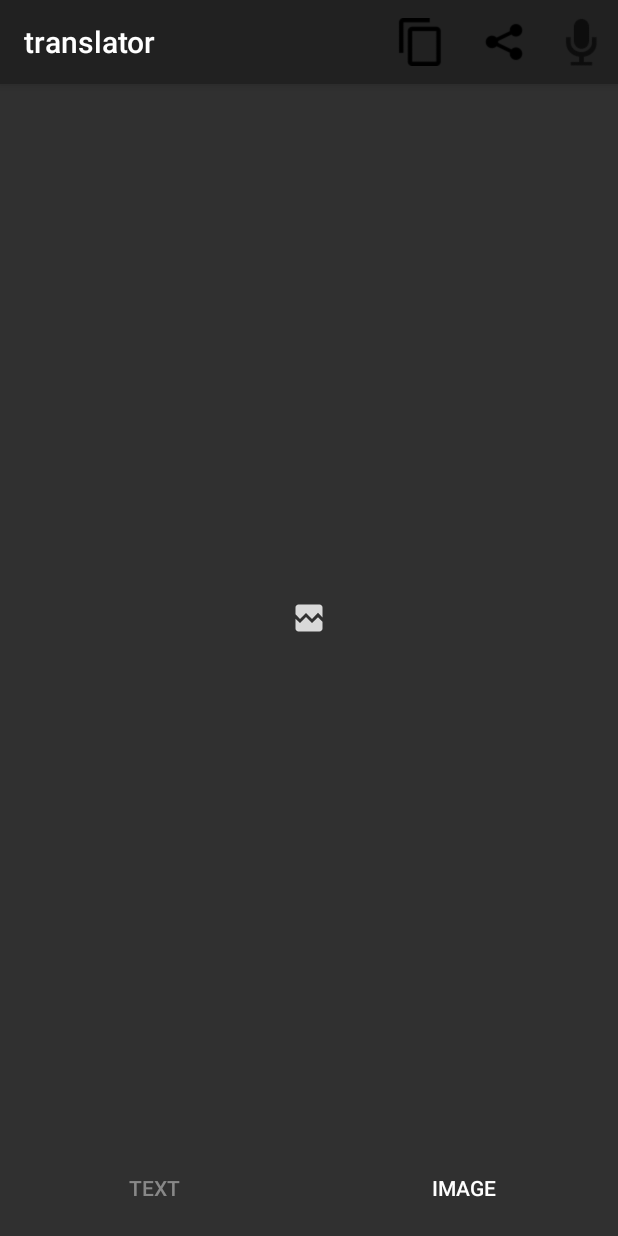
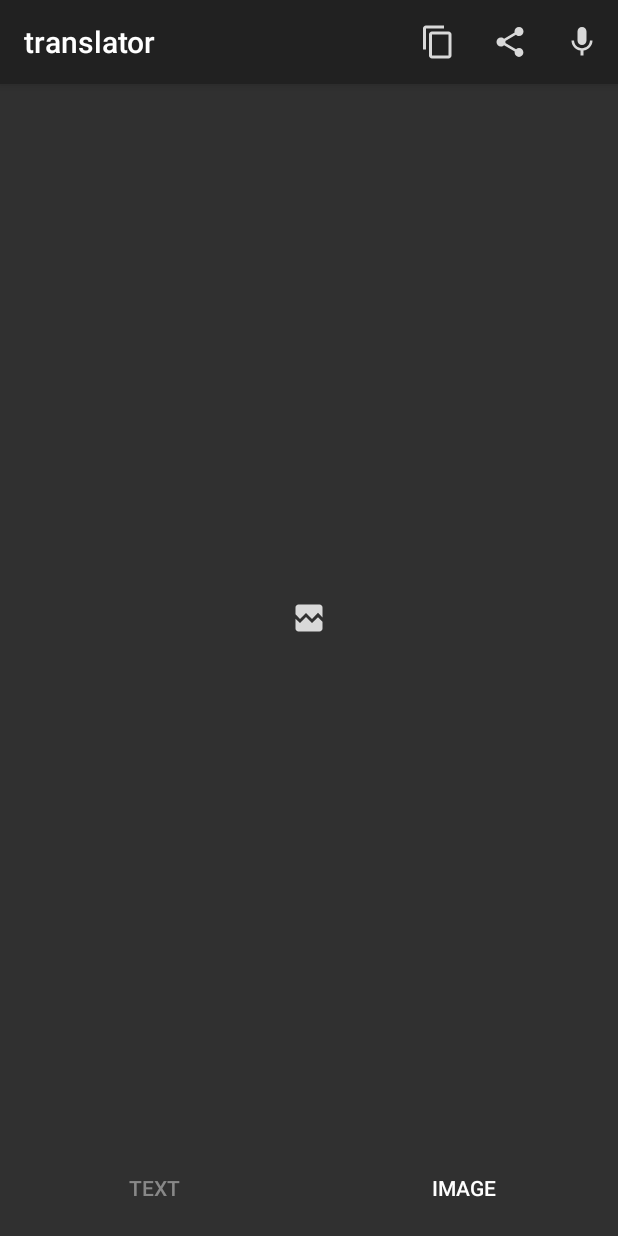
Before and after one commit to harsh2201/Image-To-Recipe, an Android app: the ViewProductActivity screen opened directly, with no data from a screen before it, after a tap on "IMAGE", on a phone screen of 412 x 824 dp. Run offline under Robolectric (Android 15) with nearby library versions, the phone set to English and light mode, and no system bars; 2 statements that could not run were skipped.

Commit message:
icons changed

```diff
--- /dev/null
+++ b/app/src/main/res/drawable/img_copy.xml
@@ -0,0 +1,5 @@
+<vector android:height="24dp" android:tint="#D9D9D9"
+    android:viewportHeight="24.0" android:viewportWidth="24.0"
+    android:width="24dp" xmlns:android="http://schemas.android.com/apk/res/android">
+    <path android:fillColor="#FF000000" android:pathData="M16,1L4,1c-1.1,0 -2,0.9 -2,2v14h2L4,3h12L16,1zM19,5L8,5c-1.1,0 -2,0.9 -2,2v14c0,1.1 0.9,2 2,2h11c1.1,0 2,-0.9 2,-2L21,7c0,-1.1 -0.9,-2 -2,-2zM19,21L8,21L8,7h11v14z"/>
+</vector>
--- /dev/null
+++ b/app/src/main/res/drawable/img_delete.xml
@@ -0,0 +1,5 @@
+<vector android:height="24dp" android:tint="#D9D9D9"
+    android:viewportHeight="24.0" android:viewportWidth="24.0"
+    android:width="24dp" xmlns:android="http://schemas.android.com/apk/res/android">
+    <path android:fillColor="#FF000000" android:pathData="M6,19c0,1.1 0.9,2 2,2h8c1.1,0 2,-0.9 2,-2V7H6v12zM19,4h-3.5l-1,-1h-5l-1,1H5v2h14V4z"/>
+</vector>
--- /dev/null
+++ b/app/src/main/res/drawable/img_edit.xml
@@ -0,0 +1,5 @@
+<vector android:height="24dp" android:tint="#D9D9D9"
+    android:viewportHeight="24.0" android:viewportWidth="24.0"
+    android:width="24dp" xmlns:android="http://schemas.android.com/apk/res/android">
+    <path android:fillColor="#FF000000" android:pathData="M3,17.25V21h3.75L17.81,9.94l-3.75,-3.75L3,17.25zM20.71,7.04c0.39,-0.39 0.39,-1.02 0,-1.41l-2.34,-2.34c-0.39,-0.39 -1.02,-0.39 -1.41,0l-1.83,1.83 3.75,3.75 1.83,-1.83z"/>
+</vector>
--- /dev/null
+++ b/app/src/main/res/drawable/img_mic.xml
@@ -0,0 +1,5 @@
+<vector android:height="24dp" android:tint="#D9D9D9"
+    android:viewportHeight="24.0" android:viewportWidth="24.0"
+    android:width="24dp" xmlns:android="http://schemas.android.com/apk/res/android">
+    <path android:fillColor="#FF000000" android:pathData="M12,14c1.66,0 2.99,-1.34 2.99,-3L15,5c0,-1.66 -1.34,-3 -3,-3S9,3.34 9,5v6c0,1.66 1.34,3 3,3zM17.3,11c0,3 -2.54,5.1 -5.3,5.1S6.7,14 6.7,11L5,11c0,3.41 2.72,6.23 6,6.72L11,21h2v-3.28c3.28,-0.48 6,-3.3 6,-6.72h-1.7z"/>
+</vector>
--- /dev/null
+++ b/app/src/main/res/drawable/img_share.xml
@@ -0,0 +1,5 @@
+<vector android:height="24dp" android:tint="#D9D9D9"
+    android:viewportHeight="24.0" android:viewportWidth="24.0"
+    android:width="24dp" xmlns:android="http://schemas.android.com/apk/res/android">
+    <path android:fillColor="#FF000000" android:pathData="M18,16.08c-0.76,0 -1.44,0.3 -1.96,0.77L8.91,12.7c0.05,-0.23 0.09,-0.46 0.09,-0.7s-0.04,-0.47 -0.09,-0.7l7.05,-4.11c0.54,0.5 1.25,0.81 2.04,0.81 1.66,0 3,-1.34 3,-3s-1.34,-3 -3,-3 -3,1.34 -3,3c0,0.24 0.04,0.47 0.09,0.7L8.04,9.81C7.5,9.31 6.79,9 6,9c-1.66,0 -3,1.34 -3,3s1.34,3 3,3c0.79,0 1.5,-0.31 2.04,-0.81l7.12,4.16c-0.05,0.21 -0.08,0.43 -0.08,0.65 0,1.61 1.31,2.92 2.92,2.92 1.61,0 2.92,-1.31 2.92,-2.92s-1.31,-2.92 -2.92,-2.92z"/>
+</vector>
--- a/app/src/main/res/menu/features_list.xml
+++ b/app/src/main/res/menu/features_list.xml
@@ -4,21 +4,21 @@
 
     <item
         android:id="@+id/copy"
-        android:icon="@drawable/copy"
+        android:icon="@drawable/img_copy"
         app:showAsAction="always"
         android:title="Copy" />
 
 
     <item
         android:id="@+id/share"
-        android:icon="@drawable/share"
+        android:icon="@drawable/img_share"
         app:showAsAction="always"
         android:title="Share" />
 
 
     <item
         android:id="@+id/mic"
-        android:icon="@drawable/mic"
+        android:icon="@drawable/img_mic"
         app:showAsAction="always"
         android:title="Mic" />
 </menu>
```
Also changed, not shown: app/src/main/java/com/example/sanketpatel/translator/ViewProductActivity.java (+9 -11 lines).
